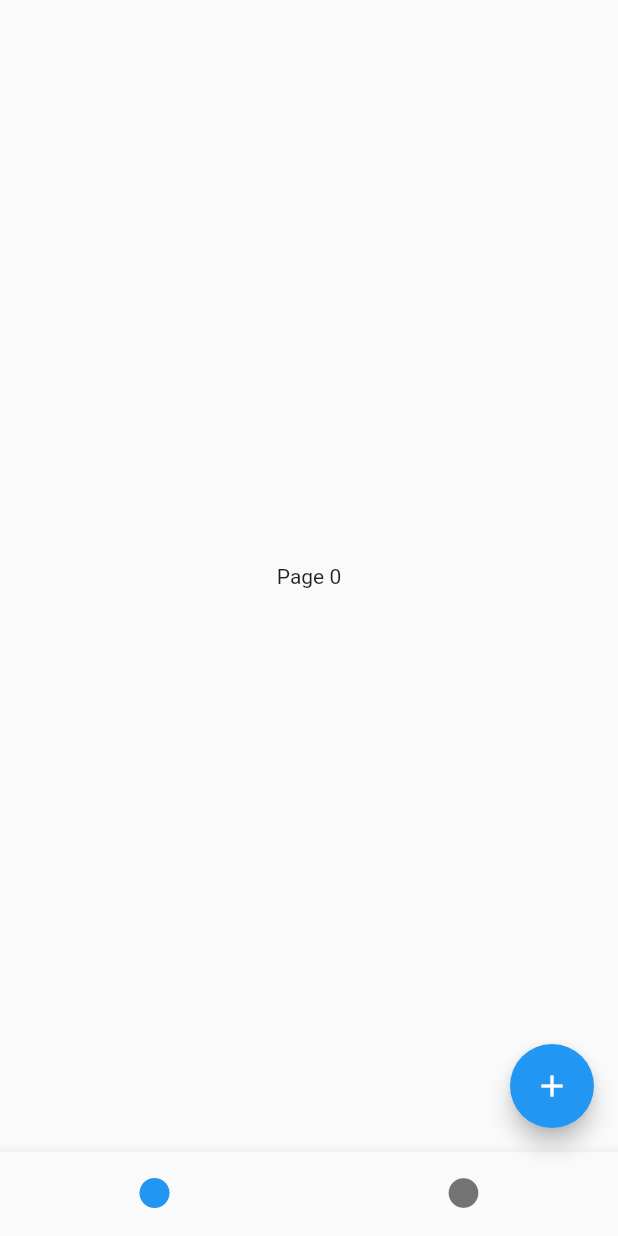
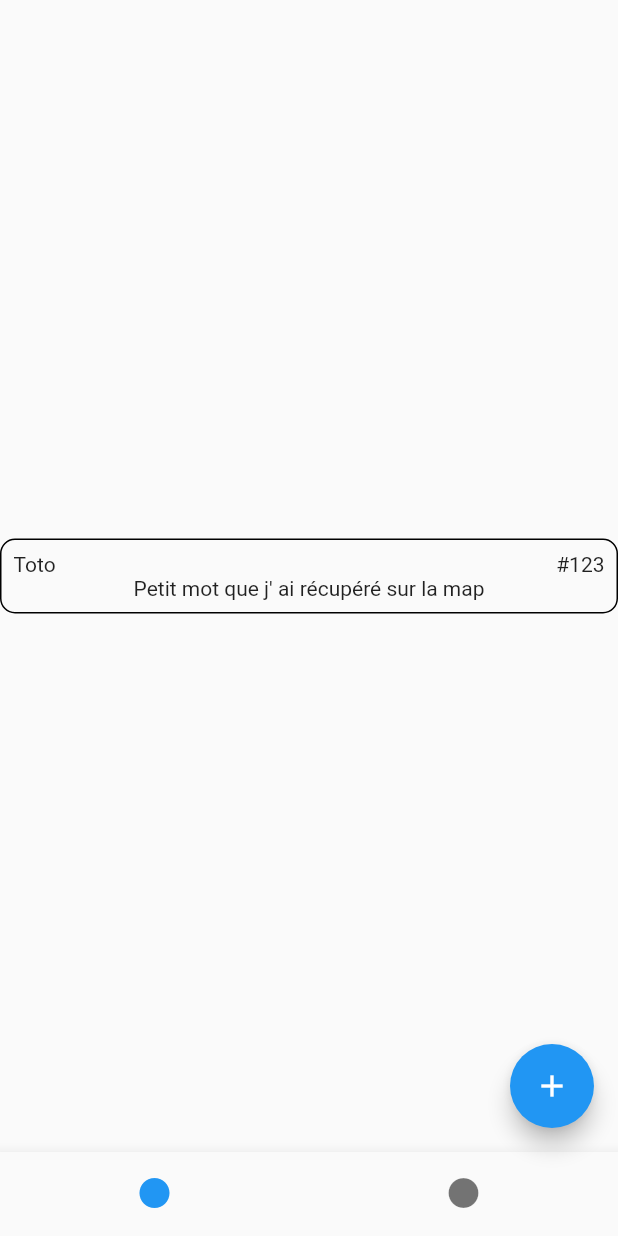
Before and after one commit to SilverSdt/littlewords, a Flutter app: the HomeRoute screen opened directly, on a phone screen of 412 x 824 dp. Run offline on Flutter 3.47's test engine with Material 2 defaults, Android fonts, the phone set to English and light mode, and no system bars; our stand-ins replace dio, flutter_riverpod, latlong2, location, shared_preferences, sqflite; accounts and stored records are empty.

Commit message:
widget wordCard

```diff
--- a/lib/route/home/home.route.dart
+++ b/lib/route/home/home.route.dart
@@ -1,5 +1,6 @@
 import 'package:flutter/material.dart';
 import 'package:flutter_riverpod/flutter_riverpod.dart';
+import '../../widgets/wordCard.dart';
 
 class HomeRoute extends StatefulWidget{
   const HomeRoute({Key? key}): super(key: key);
@@ -64,13 +65,8 @@ class _Page0 extends StatelessWidget{
 
   @override
   Widget build(BuildContext context){
-    return Stack(
-      children: <Widget> [
-        const Center(
-            child: Text("Page 0"),
-        ),
-      ]
-    );
+    return const Center(
+        child: WordCard());
   }
 }
 
--- /dev/null
+++ b/lib/widgets/wordCard.dart
@@ -0,0 +1,33 @@
+import 'package:flutter/cupertino.dart';
+import 'package:flutter/gestures.dart';
+import 'package:flutter/material.dart';
+
+class WordCard extends StatelessWidget {
+  const WordCard({Key? key}) : super(key: key);
+
+  @override
+  Widget build(BuildContext context) {
+    return Container(
+      decoration: BoxDecoration(
+        border: Border.all(color: Colors.black),
+        borderRadius: BorderRadius.circular(10),
+      ),
+      child: Padding(
+        padding: const EdgeInsets.all(8),
+        child: Column(
+          mainAxisSize: MainAxisSize.min,
+          children:[
+            Row(
+              children: [
+                Text('Toto'),
+                Spacer(),
+                Text('#123')
+              ],
+            ),
+            const Text('Petit mot que j\' ai récupéré sur la map')
+          ],
+        ),
+      ),
+    );
+  }
+}
```
